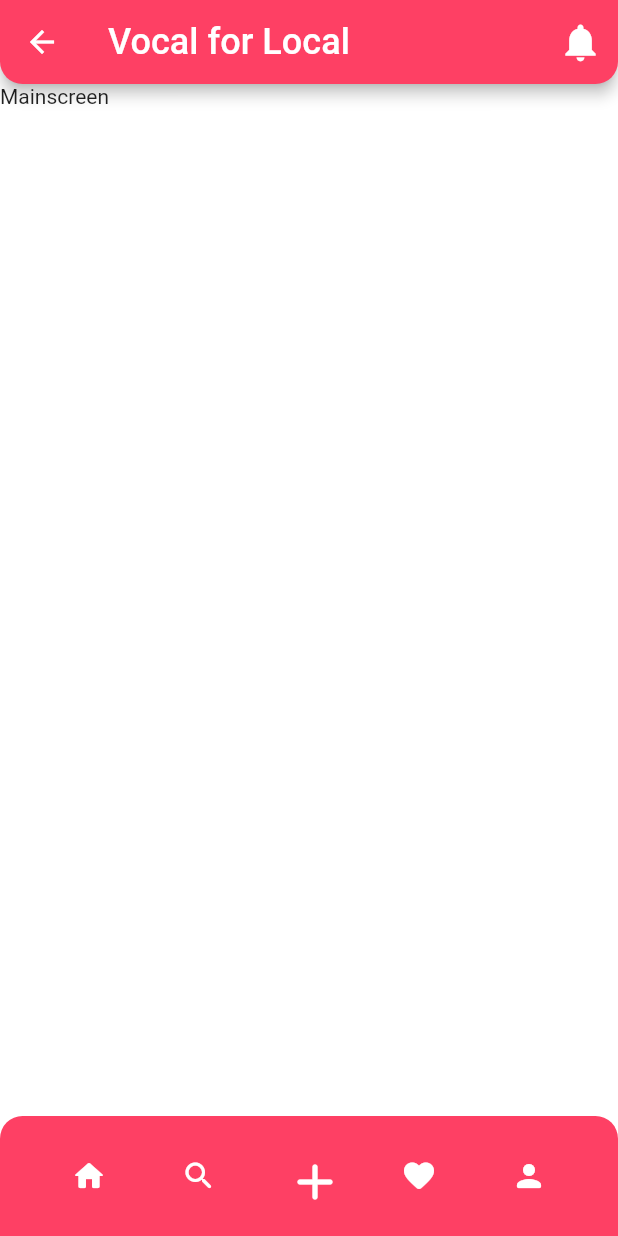
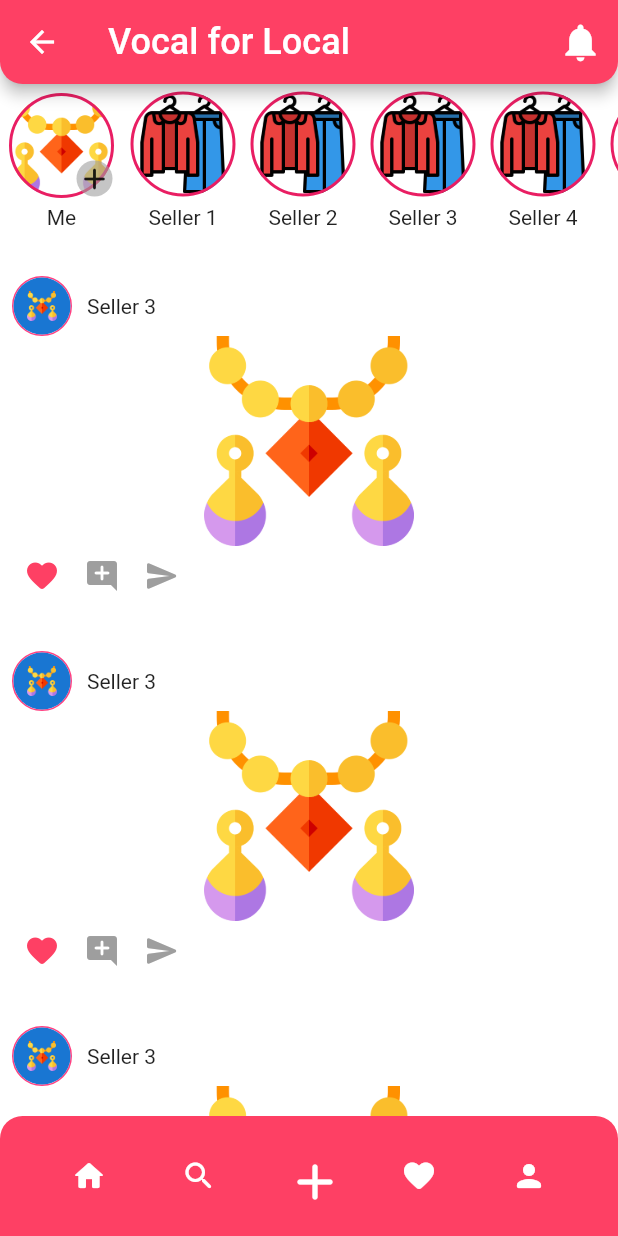
Before and after one commit to riteshsp2000/alohomora, a Flutter app: the HomePage screen opened directly, on a phone screen of 412 x 824 dp. Run offline on Flutter 3.47's test engine with Material 2 defaults, Android fonts, the phone set to English and light mode, and no system bars; our stand-ins replace flutter_svg; missing offline and left inert: adobe_xd.

Commit message:
dashboard screen

```diff
--- a/lib/mainscreen.dart
+++ b/lib/mainscreen.dart
@@ -8,10 +8,163 @@ class MainScreen extends StatefulWidget {
 }
 
 class _MainScreenState extends State<MainScreen> {
+  bool isFavorite = true;
   @override
   Widget build(BuildContext context) {
     return Container(
-      child: Text("Mainscreen"),
+      child: Column(children: [stories(), posts()]),
+    );
+  }
+
+  Widget stories() {
+    return Container(
+      height: 120,
+      width: double.infinity,
+      child: ListView.builder(
+          scrollDirection: Axis.horizontal,
+          itemCount: 20,
+          itemBuilder: (context, index) {
+            if (index == 0) {
+              return Padding(
+                padding: const EdgeInsets.all(6.0),
+                child: Column(
+                  children: [
+                    Stack(children: [
+                      Container(
+                        width: 70,
+                        height: 70,
+                        decoration: BoxDecoration(
+                            shape: BoxShape.circle,
+                            border: Border.all(color: Colors.pink, width: 2),
+                            image: DecorationImage(
+                                fit: BoxFit.cover,
+                                image:
+                                    AssetImage("assets/images/earrings.png"))),
+                      ),
+                      Positioned(
+                          top: 45,
+                          left: 45,
+                          child: Container(
+                              decoration: BoxDecoration(
+                                  color: Colors.grey.withOpacity(0.6),
+                                  shape: BoxShape.circle),
+                              child: Icon(Icons.add_rounded)))
+                    ]),
+                    Center(
+                      child: Padding(
+                        padding: const EdgeInsets.only(top: 5.0),
+                        child: Text("Me"),
+                      ),
+                    )
+                  ],
+                ),
+              );
+            } else {
+              return Padding(
+                padding: const EdgeInsets.all(5.0),
+                child: Column(
+                  children: [
+                    Container(
+                      width: 70,
+                      height: 70,
+                      decoration: BoxDecoration(
+                          shape: BoxShape.circle,
+                          border: Border.all(color: Colors.pink, width: 2),
+                          image: DecorationImage(
+                              fit: BoxFit.cover,
+                              image: AssetImage("assets/images/fashion.png"))),
+                    ),
+                    Padding(
+                      padding: const EdgeInsets.only(top: 6.0),
+                      child: Center(
+                        child: Text("Seller " + index.toString()),
+                      ),
+                    )
+                  ],
+                ),
+              );
+            }
+          }),
+    );
+  }
+
+  Widget posts() {
+    return Expanded(
+      child: ListView.builder(
+          itemCount: 5,
+          scrollDirection: Axis.vertical,
+          itemBuilder: (context, index) {
+            return Container(
+              padding: EdgeInsets.all(8.0),
+              height: 250,
+              width: double.infinity,
+              child: Column(
+                children: [
+                  Row(
+                    mainAxisAlignment: MainAxisAlignment.start,
+                    children: [
+                      Container(
+                        height: 40,
+                        width: 40,
+                        decoration: BoxDecoration(
+                            shape: BoxShape.circle,
+                            border: Border.all(color: Colors.pinkAccent)),
+                        child: CircleAvatar(
+                          child: Image.asset(
+                            "assets/images/earrings.png",
+                            fit: BoxFit.contain,
+                            width: 20,
+                            height: 20,
+                          ),
+                        ),
+                      ),
+                      Padding(
+                        padding: EdgeInsets.symmetric(
+                            horizontal: 10.0, vertical: 4.0),
+                        child: Text("Seller 3"),
+                      )
+                    ],
+                  ),
+                  Image.asset(
+                    "assets/images/earrings.png",
+                    width: 140,
+                    height: 140,
+                  ),
+                  Row(
+                    mainAxisAlignment: MainAxisAlignment.start,
+                    children: [
+                      isFavorite
+                          ? Padding(
+                              padding: const EdgeInsets.all(8.0),
+                              child: Icon(
+                                Icons.favorite_rounded,
+                                color: const Color(0xfffe4064),
+                              ),
+                            )
+                          : Padding(
+                              padding: const EdgeInsets.all(8.0),
+                              child: Icon(
+                                Icons.favorite_border_rounded,
+                                color: Colors.grey,
+                              ),
+                            ),
+                      Padding(
+                        padding: const EdgeInsets.all(8.0),
+                        child: Icon(
+                          Icons.add_comment_rounded,
+                          color: Colors.grey,
+                        ),
+                      ),
+                      Padding(
+                        padding: const EdgeInsets.all(8.0),
+                        child: Icon(Icons.send_rounded, color: Colors.grey),
+                      )
+                    ],
+                  )
+                ],
+              ),
+            );
+          }),
     );
   }
 }
```
